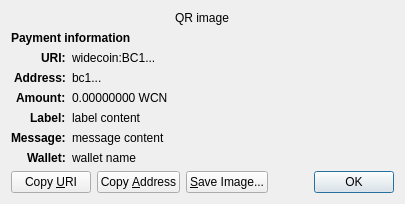
widecoin-project/widecoin, file src/qt/forms/receiverequestdialog.ui: the form before one commit.
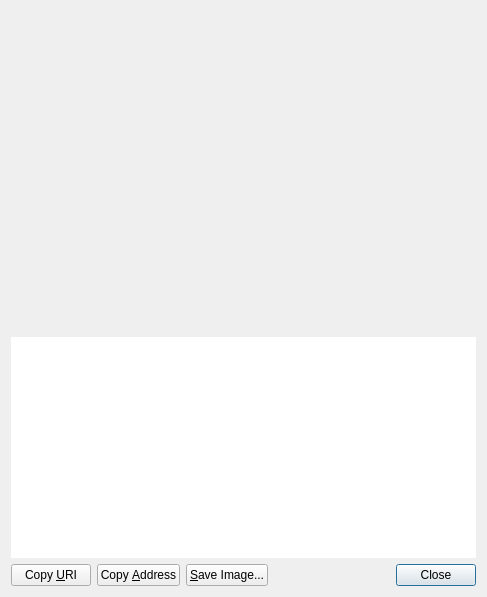
The form after the commit. Custom widgets are drawn as their Qt base class.

The edit to the form file:
```diff
--- a/src/qt/forms/receiverequestdialog.ui
+++ b/src/qt/forms/receiverequestdialog.ui
@@ -6,70 +6,34 @@
    <rect>
     <x>0</x>
     <y>0</y>
-    <width>413</width>
-    <height>229</height>
+    <width>487</width>
+    <height>597</height>
    </rect>
   </property>
-  <property name="windowTitle">
-   <string>Request payment to ...</string>
-  </property>
-  <layout class="QGridLayout" name="gridLayout" columnstretch="0,1">
-   <property name="sizeConstraint">
-    <enum>QLayout::SetFixedSize</enum>
-   </property>
-   <item row="0" column="0" colspan="2" alignment="Qt::AlignHCenter">
-    <widget class="QRImageWidget" name="qr_code">
-     <property name="text">
-      <string notr="true">QR image</string>
+  <layout class="QVBoxLayout" name="verticalLayout_3">
+   <item>
+    <widget class="QRImageWidget" name="lblQRCode">
+     <property name="sizePolicy">
+      <sizepolicy hsizetype="Expanding" vsizetype="Fixed">
+       <horstretch>0</horstretch>
+       <verstretch>0</verstretch>
+      </sizepolicy>
      </property>
-     <property name="textInteractionFlags">
-      <set>Qt::NoTextInteraction</set>
+     <property name="minimumSize">
+      <size>
+       <width>300</width>
+       <height>320</height>
+      </size>
      </property>
-    </widget>
-   </item>
-   <item row="1" column="0" colspan="2">
-    <widget class="QLabel" name="payment_header">
-     <property name="font">
-      <font>
-       <weight>75</weight>
-       <bold>true</bold>
-      </font>
+     <property name="toolTip">
+      <string>QR Code</string>
      </property>
-     <property name="text">
-      <string>Payment information</string>
-     </property>
-     <property name="textInteractionFlags">
-      <set>Qt::NoTextInteraction</set>
-     </property>
-    </widget>
-   </item>
-   <item row="2" column="0" alignment="Qt::AlignRight|Qt::AlignTop">
-    <widget class="QLabel" name="uri_tag">
-     <property name="font">
-      <font>
-       <weight>75</weight>
-       <bold>true</bold>
-      </font>
-     </property>
-     <property name="text">
-      <string notr="true">URI:</string>
-     </property>
      <property name="textFormat">
       <enum>Qt::PlainText</enum>
      </property>
-     <property name="textInteractionFlags">
-      <set>Qt::NoTextInteraction</set>
+     <property name="alignment">
+      <set>Qt::AlignCenter</set>
      </property>
-    </widget>
-   </item>
-   <item row="2" column="1" alignment="Qt::AlignTop">
-    <widget class="QLabel" name="uri_content">
-     <property name="text">
-      <string notr="true">widecoin:BC1...</string>
-     </property>
-     <property name="textFormat">
-      <enum>Qt::RichText</enum>
-     </property>
      <property name="wordWrap">
       <bool>true</bool>
      </property>
@@ -78,89 +42,27 @@
      </property>
     </widget>
    </item>
-   <item row="3" column="0" alignment="Qt::AlignRight|Qt::AlignTop">
-    <widget class="QLabel" name="address_tag">
-     <property name="font">
-      <font>
-       <weight>75</weight>
-       <bold>true</bold>
-      </font>
+   <item>
+    <widget class="QTextEdit" name="outUri">
+     <property name="sizePolicy">
+      <sizepolicy hsizetype="Expanding" vsizetype="Expanding">
+       <horstretch>0</horstretch>
+       <verstretch>0</verstretch>
+      </sizepolicy>
      </property>
-     <property name="text">
-      <string>Address:</string>
+     <property name="minimumSize">
+      <size>
+       <width>0</width>
+       <height>50</height>
+      </size>
      </property>
-     <property name="textInteractionFlags">
-      <set>Qt::NoTextInteraction</set>
+     <property name="frameShape">
+      <enum>QFrame::NoFrame</enum>
      </property>
-    </widget>
-   </item>
-   <item row="3" column="1" alignment="Qt::AlignTop">
-    <widget class="QLabel" name="address_content">
-     <property name="text">
-      <string notr="true">bc1...</string>
+     <property name="frameShadow">
+      <enum>QFrame::Plain</enum>
      </property>
-     <property name="textFormat">
-      <enum>Qt::PlainText</enum>
-     </property>
-     <property name="textInteractionFlags">
-      <set>Qt::TextSelectableByMouse</set>
-     </property>
-    </widget>
-   </item>
-   <item row="4" column="0" alignment="Qt::AlignRight|Qt::AlignTop">
-    <widget class="QLabel" name="amount_tag">
-     <property name="font">
-      <font>
-       <weight>75</weight>
-       <bold>true</bold>
-      </font>
-     </property>
-     <property name="text">
-      <string>Amount:</string>
-     </property>
-     <property name="textInteractionFlags">
-      <set>Qt::NoTextInteraction</set>
-     </property>
-    </widget>
-   </item>
-   <item row="4" column="1" alignment="Qt::AlignTop">
-    <widget class="QLabel" name="amount_content">
-     <property name="text">
-      <string notr="true">0.00000000 WCN</string>
-     </property>
-     <property name="textFormat">
-      <enum>Qt::PlainText</enum>
-     </property>
-     <property name="textInteractionFlags">
-      <set>Qt::TextSelectableByMouse</set>
-     </property>
-    </widget>
-   </item>
-   <item row="5" column="0" alignment="Qt::AlignRight|Qt::AlignTop">
-    <widget class="QLabel" name="label_tag">
-     <property name="font">
-      <font>
-       <weight>75</weight>
-       <bold>true</bold>
-      </font>
-     </property>
-     <property name="text">
-      <string>Label:</string>
-     </property>
-     <property name="textInteractionFlags">
-      <set>Qt::NoTextInteraction</set>
-     </property>
-    </widget>
-   </item>
-   <item row="5" column="1" alignment="Qt::AlignTop">
-    <widget class="QLabel" name="label_content">
-     <property name="text">
-      <string notr="true">label content</string>
-     </property>
-     <property name="textFormat">
-      <enum>Qt::PlainText</enum>
-     </property>
-     <property name="wordWrap">
+     <property name="tabChangesFocus">
       <bool>true</bool>
      </property>
      <property name="textInteractionFlags">
@@ -168,71 +70,7 @@
      </property>
     </widget>
    </item>
-   <item row="6" column="0" alignment="Qt::AlignRight|Qt::AlignTop">
-    <widget class="QLabel" name="message_tag">
-     <property name="font">
-      <font>
-       <weight>75</weight>
-       <bold>true</bold>
-      </font>
-     </property>
-     <property name="text">
-      <string>Message:</string>
-     </property>
-     <property name="textInteractionFlags">
-      <set>Qt::NoTextInteraction</set>
-     </property>
-    </widget>
-   </item>
-   <item row="6" column="1" alignment="Qt::AlignTop">
-    <widget class="QLabel" name="message_content">
-     <property name="text">
-      <string notr="true">message content</string>
-     </property>
-     <property name="textFormat">
-      <enum>Qt::PlainText</enum>
-     </property>
-     <property name="wordWrap">
-      <bool>true</bool>
-     </property>
-     <property name="textInteractionFlags">
-      <set>Qt::TextSelectableByMouse</set>
-     </property>
-    </widget>
-   </item>
-   <item row="7" column="0" alignment="Qt::AlignRight|Qt::AlignTop">
-    <widget class="QLabel" name="wallet_tag">
-     <property name="font">
-      <font>
-       <weight>75</weight>
-       <bold>true</bold>
-      </font>
-     </property>
-     <property name="text">
-      <string>Wallet:</string>
-     </property>
-     <property name="textInteractionFlags">
-      <set>Qt::NoTextInteraction</set>
-     </property>
-    </widget>
-   </item>
-   <item row="7" column="1" alignment="Qt::AlignTop">
-    <widget class="QLabel" name="wallet_content">
-     <property name="text">
-      <string notr="true">wallet name</string>
-     </property>
-     <property name="textFormat">
-      <enum>Qt::PlainText</enum>
-     </property>
-     <property name="wordWrap">
-      <bool>true</bool>
-     </property>
-     <property name="textInteractionFlags">
-      <set>Qt::TextSelectableByMouse</set>
-     </property>
-    </widget>
-   </item>
-   <item row="8" column="0" colspan="2">
+   <item>
     <layout class="QHBoxLayout" name="horizontalLayout">
      <item>
       <widget class="QPushButton" name="btnCopyURI">
@@ -283,7 +121,7 @@
         <enum>Qt::StrongFocus</enum>
        </property>
        <property name="standardButtons">
-        <set>QDialogButtonBox::Ok</set>
+        <set>QDialogButtonBox::Close</set>
        </property>
       </widget>
      </item>
```
Left out of the diff: 40 changed lines with no effect on the pictures.
